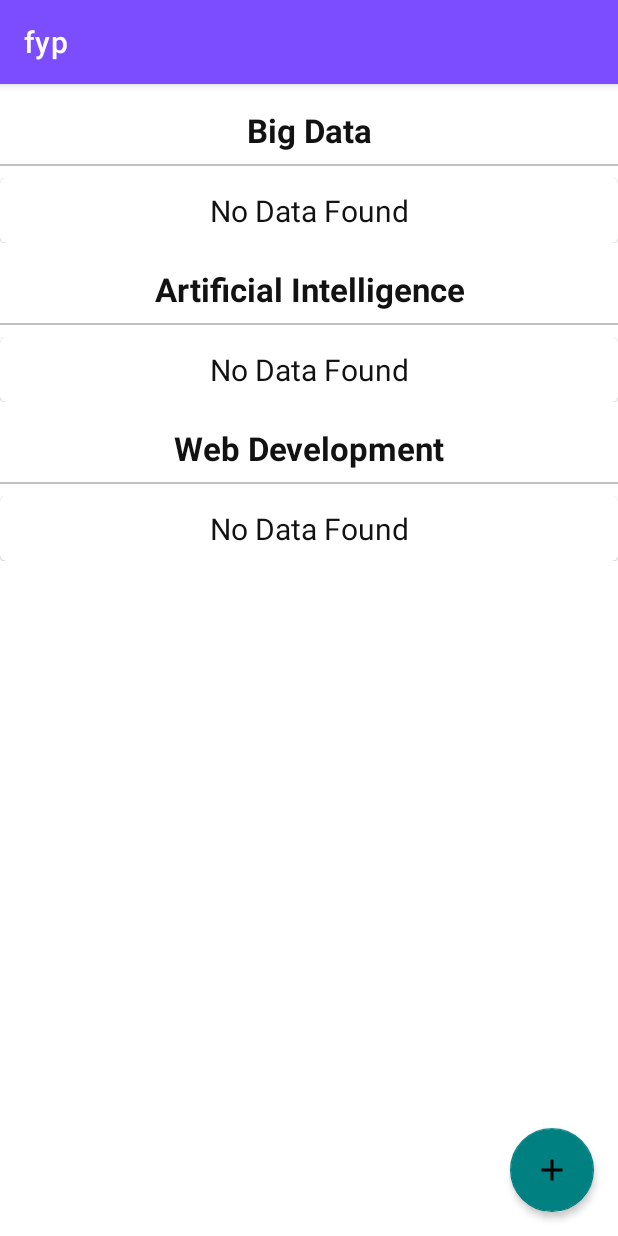
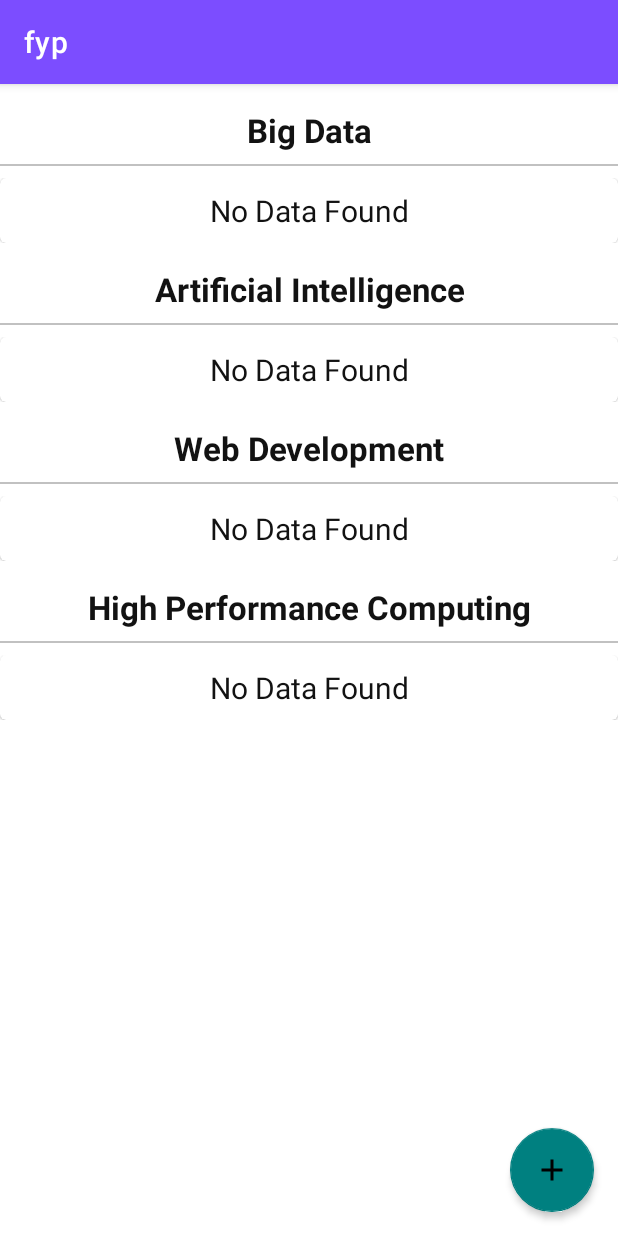
Before and after one commit to giri-saurabh/admin-panel-app, an Android app: the updateFaculty screen opened directly, with no data from a screen before it, on a phone screen of 412 x 824 dp. Run offline under Robolectric (Android 15) with nearby library versions, the phone set to English and light mode, and no system bars; our stand-ins replace Firebase (no records; nobody signed in at launch, a user with empty details on screens opened directly).

Commit message:
teachers layout updated

```diff
--- a/app/build.gradle
+++ b/app/build.gradle
@@ -42,4 +42,5 @@ dependencies {
     implementation platform('com.google.firebase:firebase-bom:29.2.0')
 
     implementation 'de.hdodenhof:circleimageview:3.0.1'
+    implementation 'com.squareup.picasso:picasso:2.71828'
 }
--- a/app/src/main/java/com/example/fyp/faculty/addTeacher.java
+++ b/app/src/main/java/com/example/fyp/faculty/addTeacher.java
@@ -71,7 +71,7 @@ public class addTeacher extends AppCompatActivity {
         storageReference = FirebaseStorage.getInstance().getReference();
 
 
-        String[ ] items = new String[]{"Select Category", "Personal Development", "Android Programming", "Web Programming", "Python Programming", "Big Data", "Holi"};
+        String[ ] items = new String[]{"Select Category", "High Performance Computing", "Artificial Intelligence", "Web Development", "Big Data"};
         addTeacherCategory.setAdapter(new ArrayAdapter<String>(this, android.R.layout.simple_spinner_dropdown_item, items));
 
         addTeacherCategory.setOnItemSelectedListener(new AdapterView.OnItemSelectedListener() {
--- a/app/src/main/java/com/example/fyp/faculty/updateFaculty.java
+++ b/app/src/main/java/com/example/fyp/faculty/updateFaculty.java
@@ -1,17 +1,36 @@
 package com.example.fyp.faculty;
 
+import androidx.annotation.NonNull;
 import androidx.appcompat.app.AppCompatActivity;
+import androidx.recyclerview.widget.LinearLayoutManager;
+import androidx.recyclerview.widget.RecyclerView;
 
 import android.content.Intent;
 import android.os.Bundle;
 import android.view.View;
+import android.widget.LinearLayout;
+import android.widget.Toast;
 
 import com.example.fyp.R;
 import com.google.android.material.floatingactionbutton.FloatingActionButton;
+import com.google.firebase.database.DataSnapshot;
+import com.google.firebase.database.DatabaseError;
+import com.google.firebase.database.DatabaseReference;
+import com.google.firebase.database.FirebaseDatabase;
+import com.google.firebase.database.ValueEventListener;
+
+import java.util.ArrayList;
+import java.util.List;
 
 public class updateFaculty extends AppCompatActivity {
 
     FloatingActionButton fab;
+    private RecyclerView aiDepartment, webDepartment, bdDepartment, hpcDepartment;
+    private LinearLayout aiNoData, webNoData, bdNoData, hpcNoData;
+    private List<TeacherData> list1, list2, list3, list4;
+    private TeacherAdapter adapter;
+
+    private DatabaseReference reference, dbRef;
 
 
     @Override
@@ -20,6 +39,23 @@ public class updateFaculty extends AppCompatActivity {
         setContentView(R.layout.activity_update_faculty);
 
         fab = findViewById(R.id.fab);
+
+        hpcNoData = findViewById(R.id.hpcNoData);
+        bdNoData = findViewById(R.id.bdNoData);
+        webNoData = findViewById(R.id.webNoData);
+        aiNoData = findViewById(R.id.aiNoData);
+
+        hpcDepartment = findViewById(R.id.hpcDepartment);
+        bdDepartment = findViewById(R.id.bdDepartment);
+        webDepartment = findViewById(R.id.webDepartment);
+        aiDepartment = findViewById(R.id.aiDepartment);
+
+        reference = FirebaseDatabase.getInstance().getReference().child("teacher");
+
+        hpcDepartment();
+        aiDepartment();
+        bdDepartment();
+        webDepartment();
 
         fab.setOnClickListener(new View.OnClickListener() {
             @Override
@@ -30,4 +66,142 @@ public class updateFaculty extends AppCompatActivity {
             }
         });
     }
+
+    private void hpcDepartment() {
+        dbRef = reference.child("High Performance Computing");
+        dbRef.addValueEventListener(new ValueEventListener() {
+            @Override
+            public void onDataChange(@NonNull DataSnapshot dataSnapshot) {
+                list1 = new ArrayList<>();
+                if (!dataSnapshot.exists()){
+                    hpcNoData.setVisibility(View.VISIBLE);
+                    hpcDepartment.setVisibility(View.GONE);
+                }else {
+                    hpcNoData.setVisibility(View.GONE);
+                    hpcDepartment.setVisibility(View.VISIBLE);
+                    for (DataSnapshot snapshot: dataSnapshot.getChildren()){
+                        TeacherData data = snapshot.getValue(TeacherData.class);
+                        list1.add(data);
+                    }
+                    hpcDepartment.setHasFixedSize(true);
+                    hpcDepartment.setLayoutManager(new LinearLayoutManager(updateFaculty.this));
+                    adapter = new TeacherAdapter(list1, updateFaculty.this);
+                    hpcDepartment.setAdapter(adapter);
+
+                }
+
+            }
+
+            @Override
+            public void onCancelled(@NonNull DatabaseError databaseError) {
+
+                Toast.makeText(updateFaculty.this, databaseError.getMessage(), Toast.LENGTH_SHORT).show();
+
+            }
+        });
+    }
+
+    private void aiDepartment() {
+        dbRef = reference.child("Artificial Intelligence");
+        dbRef.addValueEventListener(new ValueEventListener() {
+            @Override
+            public void onDataChange(@NonNull DataSnapshot dataSnapshot) {
+                list2 = new ArrayList<>();
+                if (!dataSnapshot.exists()){
+                    aiNoData.setVisibility(View.VISIBLE);
+                    aiDepartment.setVisibility(View.GONE);
+                }else {
+                    aiNoData.setVisibility(View.GONE);
+                    aiDepartment.setVisibility(View.VISIBLE);
+                    for (DataSnapshot snapshot: dataSnapshot.getChildren()){
+                        TeacherData data = snapshot.getValue(TeacherData.class);
+                        list2.add(data);
+                    }
+                    aiDepartment.setHasFixedSize(true);
+                    aiDepartment.setLayoutManager(new LinearLayoutManager(updateFaculty.this));
+                    adapter = new TeacherAdapter(list2, updateFaculty.this);
+                    aiDepartment.setAdapter(adapter);
+
+                }
+
+            }
+
+            @Override
+            public void onCancelled(@NonNull DatabaseError databaseError) {
+
+                Toast.makeText(updateFaculty.this, databaseError.getMessage(), Toast.LENGTH_SHORT).show();
+
+            }
+        });
+    }
+
+    private void bdDepartment() {
+        dbRef = reference.child("Big Data");
+        dbRef.addValueEventListener(new ValueEventListener() {
+            @Override
+            public void onDataChange(@NonNull DataSnapshot dataSnapshot) {
+                list3 = new ArrayList<>();
+                if (!dataSnapshot.exists()){
+                    bdNoData.setVisibility(View.VISIBLE);
+                    bdDepartment.setVisibility(View.GONE);
+                }else {
+                    bdNoData.setVisibility(View.GONE);
+                    bdDepartment.setVisibility(View.VISIBLE);
+                    for (DataSnapshot snapshot: dataSnapshot.getChildren()){
+                        TeacherData data = snapshot.getValue(TeacherData.class);
+                        list3.add(data);
+                    }
+                    bdDepartment.setHasFixedSize(true);
+                    bdDepartment.setLayoutManager(new LinearLayoutManager(updateFaculty.this));
+                    adapter = new TeacherAdapter(list3, updateFaculty.this);
+                    bdDepartment.setAdapter(adapter);
+
+                }
+
+            }
+
+            @Override
+            public void onCancelled(@NonNull DatabaseError databaseError) {
+
+                Toast.makeText(updateFaculty.this, databaseError.getMessage(), Toast.LENGTH_SHORT).show();
+
+            }
+        });
+    }
+
+    private void webDepartment() {
+        dbRef = reference.child("Web Development");
+        dbRef.addValueEventListener(new ValueEventListener() {
+            @Override
+            public void onDataChange(@NonNull DataSnapshot dataSnapshot) {
+                list4 = new ArrayList<>();
+                if (!dataSnapshot.exists()){
+                    webNoData.setVisibility(View.VISIBLE);
+                    webDepartment.setVisibility(View.GONE);
+                }else {
+                    webNoData.setVisibility(View.GONE);
+                    webDepartment.setVisibility(View.VISIBLE);
+                    for (DataSnapshot snapshot: dataSnapshot.getChildren()){
+                        TeacherData data = snapshot.getValue(TeacherData.class);
+                        list4.add(data);
+                    }
+                    webDepartment.setHasFixedSize(true);
+                    webDepartment.setLayoutManager(new LinearLayoutManager(updateFaculty.this));
+                    adapter = new TeacherAdapter(list4, updateFaculty.this);
+                    webDepartment.setAdapter(adapter);
+
+                }
+
+            }
+
+            @Override
+            public void onCancelled(@NonNull DatabaseError databaseError) {
+
+                Toast.makeText(updateFaculty.this, databaseError.getMessage(), Toast.LENGTH_SHORT).show();
+
+            }
+        });
+    }
+
+
 }
--- a/app/src/main/res/layout/activity_update_faculty.xml
+++ b/app/src/main/res/layout/activity_update_faculty.xml
@@ -130,6 +130,40 @@
 
             </LinearLayout>
 
+            <TextView
+                android:layout_width="match_parent"
+                android:layout_height="wrap_content"
+                android:text="High Performance Computing"
+                android:gravity="center"
+                android:textSize="22sp"
+                android:textColor="@color/textColor"
+                android:textStyle="bold"
+                android:layout_marginTop="16dp"/>
+
+            <View
+                android:layout_width="match_parent"
+                android:layout_height="1dp"
+                android:layout_marginVertical="8dp"
+                android:background="#c1c1c1"/>
+
+            <androidx.recyclerview.widget.RecyclerView
+                android:layout_width="match_parent"
+                android:layout_height="wrap_content"
+                android:id="@+id/hpcDepartment"
+                android:visibility="gone"
+                android:nestedScrollingEnabled="false"/>
+
+            <LinearLayout
+                android:layout_width="match_parent"
+                android:layout_height="wrap_content"
+                android:orientation="vertical"
+                android:id="@+id/hpcNoData">
+                <include layout = "@layout/no_data_found"/>
+
+
+
+            </LinearLayout>
+
 
         </LinearLayout>
 
```
Also changed, not shown: app/src/main/java/com/example/fyp/faculty/TeacherAdapter.java (added, +83 -0 lines).
